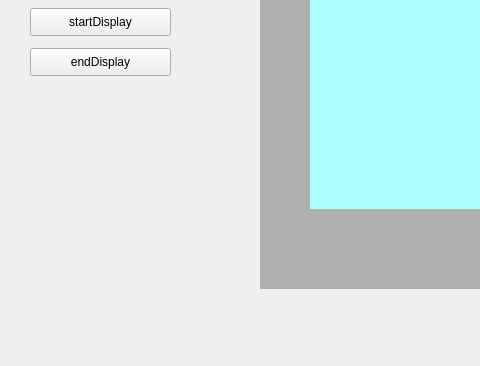
c00122611/Iray_detectorProj, file IRay_Test/IrayWidget.ui: the form before one commit; both pictures show x 0 to 480 and y 239 to 605 of the 959 by 605 pixel window.
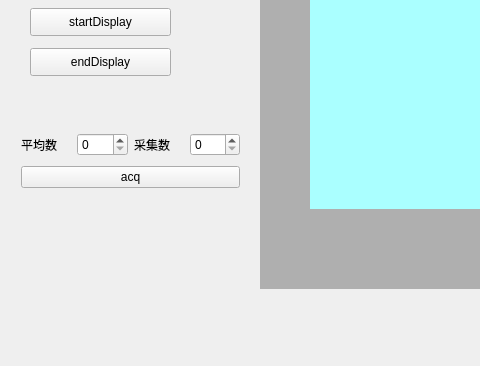
The form after the commit.

Commit message: 采图+平均，开子线程存储，并且有中断逻辑，使用QT触发

What changed in the file:
```diff
--- a/IRay_Test/IrayWidget.ui
+++ b/IRay_Test/IrayWidget.ui
@@ -125,6 +125,45 @@
      <string>endDisplay</string>
     </property>
    </widget>
+   <widget class="QWidget" name="widget_2" native="true">
+    <property name="geometry">
+     <rect>
+      <x>10</x>
+      <y>340</y>
+      <width>241</width>
+      <height>85</height>
+     </rect>
+    </property>
+    <layout class="QGridLayout" name="gridLayout_2">
+     <item row="0" column="0">
+      <widget class="QLabel" name="label">
+       <property name="text">
+        <string>平均数</string>
+       </property>
+      </widget>
+     </item>
+     <item row="0" column="3">
+      <widget class="QSpinBox" name="spinTotalGroups"/>
+     </item>
+     <item row="0" column="1">
+      <widget class="QSpinBox" name="spinAvgFrames"/>
+     </item>
+     <item row="1" column="0" colspan="4">
+      <widget class="QPushButton" name="btnStartAvg">
+       <property name="text">
+        <string>acq</string>
+       </property>
+      </widget>
+     </item>
+     <item row="0" column="2">
+      <widget class="QLabel" name="label_2">
+       <property name="text">
+        <string>采集数</string>
+       </property>
+      </widget>
+     </item>
+    </layout>
+   </widget>
   </widget>
   <widget class="QMenuBar" name="menuBar">
    <property name="geometry">
```
The commit also changes 5 other files.
